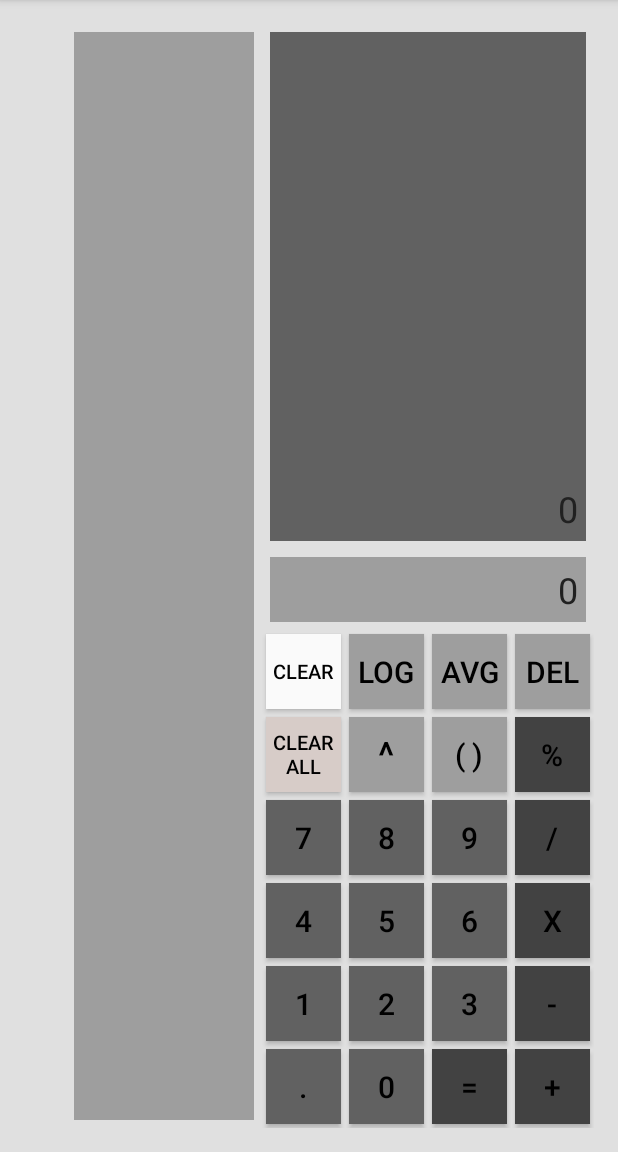
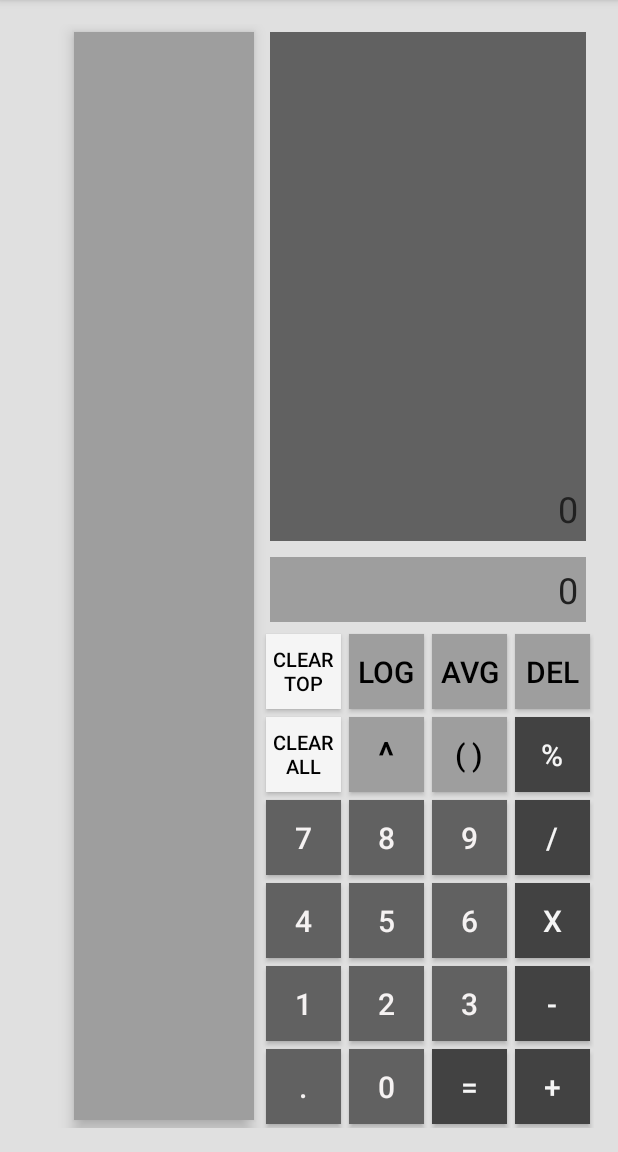
Before and after one commit to asimminhas001/androidCalculator, an Android app: the screen it shows after launch (MainActivity), on a phone screen of 412 x 824 dp, the part 84-1236 px from its top. Run offline under Robolectric (Android 15) with nearby library versions, the phone set to English and light mode, and no system bars.

```diff
--- a/app/src/main/java/kamal/calculator/ButtonsHelper.java
+++ b/app/src/main/java/kamal/calculator/ButtonsHelper.java
@@ -26,10 +26,13 @@ public class ButtonsHelper {
     protected static boolean lastBracketsFlag = false;
     protected static boolean lastOperatorFlag = false;
     protected static boolean lastOperandFlag = false;
-    protected static boolean resultRequested = false;
     protected static boolean averageCalculation = false;
     protected static boolean periodFlag = false;
 
+    /**
+     *
+     * @param v
+     */
     public ButtonsHelper(View v) {
         this.parentView = v;
         expressionView = (TextView) v.findViewById(R.id.expression_output);
@@ -151,6 +154,8 @@ public class ButtonsHelper {
      */
     public void btnEq(View view) {
         MainActivity.displayResult(ExpressionParser.computeResult(expressionString));
+        MainActivity.displayExpression(expressionString = "");
+        clearAllFlags();
     }
 
 
--- a/app/src/main/res/layout/activity_main.xml
+++ b/app/src/main/res/layout/activity_main.xml
@@ -57,32 +57,32 @@
         <!--| % |-->
         <Button
             android:id="@+id/btnRemainder"
-            style="@style/MainCalcOperands"
+            style="@style/MainCalcOperators"
             android:text="@string/remainder"/>
 
         <!--| / |-->
         <Button
             android:id="@+id/btnDiv"
-            style="@style/MainCalcOperands"
+            style="@style/MainCalcOperators"
             android:text="@string/div"
             />
 
         <!--| x |-->
         <Button
             android:id="@+id/btnMul"
-            style="@style/MainCalcOperands"
+            style="@style/MainCalcOperators"
             android:text="@string/mul"/>
 
         <!--| - |-->
         <Button
             android:id="@+id/btnSub"
-            style="@style/MainCalcOperands"
+            style="@style/MainCalcOperators"
             android:text="@string/sub"/>
 
         <!--| + |-->
         <Button
             android:id="@+id/btnAdd"
-            style="@style/MainCalcOperands"
+            style="@style/MainCalcOperators"
             android:text="@string/add"/>
 
     </LinearLayout>
@@ -112,28 +112,28 @@
         <!--| 9 |-->
         <Button
             android:id="@+id/btn9"
-            style="@style/MainCalcOperators"
+            style="@style/MainCalcOperands"
             android:text="@string/nine"
             />
 
         <!--| 6 |-->
         <Button
             android:id="@+id/btn6"
-            style="@style/MainCalcOperators"
+            style="@style/MainCalcOperands"
             android:text="@string/six"
             />
 
         <!--| 3 |-->
         <Button
             android:id="@+id/btn3"
-            style="@style/MainCalcOperators"
+            style="@style/MainCalcOperands"
             android:text="@string/three"
             />
 
         <!--| = |-->
         <Button
             android:id="@+id/btnEq"
-            style="@style/MainCalcOperands"
+            style="@style/MainCalcOperators"
             android:text="@string/eq"
             />
 
@@ -166,28 +166,28 @@
         <!--| 8 |-->
         <Button
             android:id="@+id/btn8"
-            style="@style/MainCalcOperators"
+            style="@style/MainCalcOperands"
             android:text="@string/eight"
             />
 
         <!--| 5 |-->
         <Button
             android:id="@+id/btn5"
-            style="@style/MainCalcOperators"
+            style="@style/MainCalcOperands"
             android:text="@string/five"
             />
 
         <!--| 2 |-->
         <Button
             android:id="@+id/btn2"
-            style="@style/MainCalcOperators"
+            style="@style/MainCalcOperands"
             android:text="@string/two"
             />
 
         <!--| 0 |-->
         <Button
             android:id="@+id/btn0"
-            style="@style/MainCalcOperators"
+            style="@style/MainCalcOperands"
             android:text="@string/zero"
             />
 
@@ -207,40 +207,40 @@
             android:id="@+id/btnClearExp"
             style="@style/MainCalcClear"
             android:text="@string/clearExp"
-            android:background="#fafafa"
+            android:background="#f5f5f5"
             />
 
         <!--| Clear All |-->
         <Button
             android:id="@+id/btnClearAll"
             style="@style/MainCalcClear"
-            android:background="#d7ccc8"
+            android:background="#f5f5f5"
             android:text="@string/clearAll"
             />
 
         <!--| 7 |-->
         <Button
             android:id="@+id/btn7"
-            style="@style/MainCalcOperators"
+            style="@style/MainCalcOperands"
             android:text="@string/seven"/>
 
         <!--| 4 |-->
         <Button
             android:id="@+id/btn4"
-            style="@style/MainCalcOperators"
+            style="@style/MainCalcOperands"
             android:text="@string/four"/>
 
         <!--| 1 |-->
         <Button
             android:id="@+id/btn1"
-            style="@style/MainCalcOperators"
+            style="@style/MainCalcOperands"
             android:onClick="btn1"
             android:text="@string/one"/>
 
         <!--| . |-->
         <Button
             android:id="@+id/btnPeriod"
-            style="@style/MainCalcOperators"
+            style="@style/MainCalcOperands"
             android:text="@string/period"/>
     </LinearLayout>
 
--- a/app/src/main/res/values/strings.xml
+++ b/app/src/main/res/values/strings.xml
@@ -30,7 +30,7 @@
     <string name="four">4</string>
     <string name="seven">7</string>
     <string name="clearAll">Clear All</string>
-    <string name="clearExp">Clear</string>
+    <string name="clearExp">Clear Top</string>
 
 
 
--- a/app/src/main/res/values/styles.xml
+++ b/app/src/main/res/values/styles.xml
@@ -46,27 +46,30 @@
         <item name="android:layout_margin">5dp</item>
         <item name="android:background">#9e9e9e</item>
         <item name="android:layout_width">120dp</item>
+        <item name="android:elevation">6dp</item>
         <item name="android:layout_height">match_parent</item>
+    </style>
+
+    <!--Operand Button styles-->
+    <style name="MainCalcOperands">
+        <item name="android:textSize">20sp</item>
+        <item name="android:textColor">#f5f2f2</item>
+        <item name="android:background">#616161</item>
+        <item name="android:layout_height">50dp</item>
+        <item name="android:layout_width">50dp</item>
+        <item name="android:layout_margin">2.5dp</item>
+        <item name="android:elevation">12dp</item>
     </style>
 
     <!--Operator Button styles-->
     <style name="MainCalcOperators">
         <item name="android:textSize">20sp</item>
-        <item name="android:textColor">#000000</item>
-        <item name="android:background">#616161</item>
-        <item name="android:layout_height">50dp</item>
-        <item name="android:layout_width">50dp</item>
-        <item name="android:layout_margin">2.5dp</item>
-    </style>
-
-    <!--Operand Button styles-->
-    <style name="MainCalcOperands">
-        <item name="android:textSize">20sp</item>
-        <item name="android:textColor">#000000</item>
+        <item name="android:textColor">#f5f5f5</item>
         <item name="android:background">#424242</item>
         <item name="android:layout_height">50dp</item>
         <item name="android:layout_width">50dp</item>
         <item name="android:layout_margin">2.5dp</item>
+        <item name="android:elevation">8dp</item>
     </style>
 
     <!--Function Button styles-->
@@ -77,6 +80,7 @@
         <item name="android:layout_height">50dp</item>
         <item name="android:layout_width">50dp</item>
         <item name="android:layout_margin">2.5dp</item>
+        <item name="android:elevation">8dp</item>
     </style>
 
     <!--Clear Button styles-->
@@ -87,6 +91,7 @@
         <item name="android:layout_height">50dp</item>
         <item name="android:layout_width">50dp</item>
         <item name="android:layout_margin">2.5dp</item>
+        <item name="android:elevation">8dp</item>
     </style>
 
 </resources>
```
Also changed, not shown: app/src/main/java/kamal/calculator/expressionObject.java (added, +54 -0 lines), app/src/main/java/kamal/calculator/expressionParser.java (+14 -25 lines).
